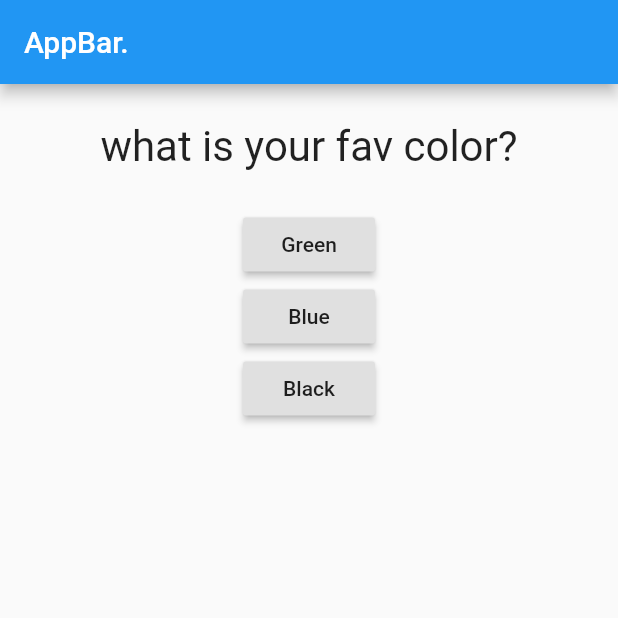
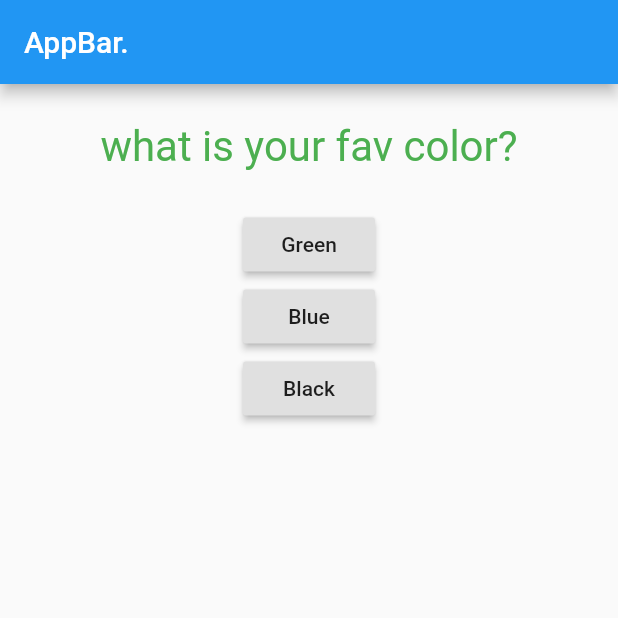
Before and after one commit to yeasin1819/button_with_container, a Flutter app: the screen it shows after launch, on a phone screen of 412 x 824 dp, the top half of it. Run offline on Flutter 3.47's test engine with Material 2 defaults, Android fonts, the phone set to English and light mode, and no system bars.

Commit message:
Color changed

```diff
--- a/lib/questions.dart
+++ b/lib/questions.dart
@@ -10,7 +10,7 @@ class Questions extends StatelessWidget {
     return Container(
       width: double.infinity,
       margin: EdgeInsets.all(25),
-      child: Text(questionsText, style: TextStyle(fontSize: 28), textAlign: TextAlign.center)
+      child: Text(questionsText, style: TextStyle(fontSize: 28, color: Colors.green.withOpacity(1.0)), textAlign: TextAlign.center)
     );
   }
 }
```
